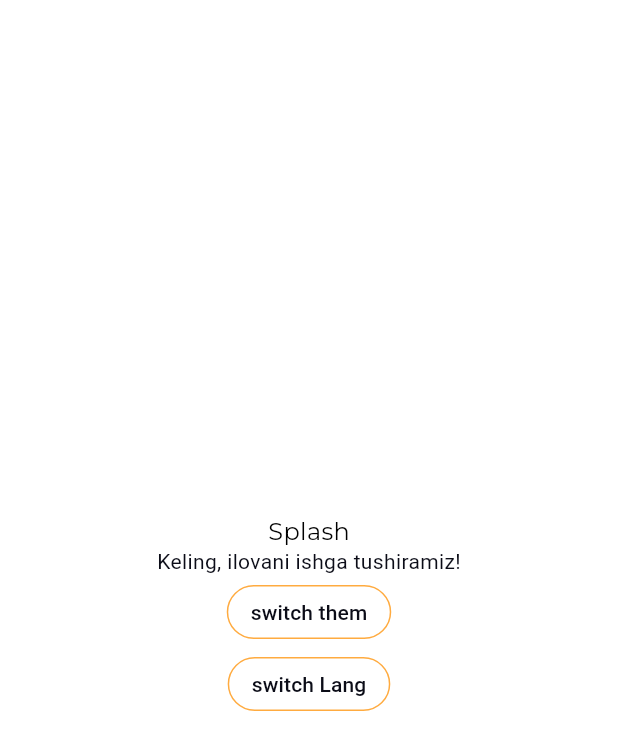
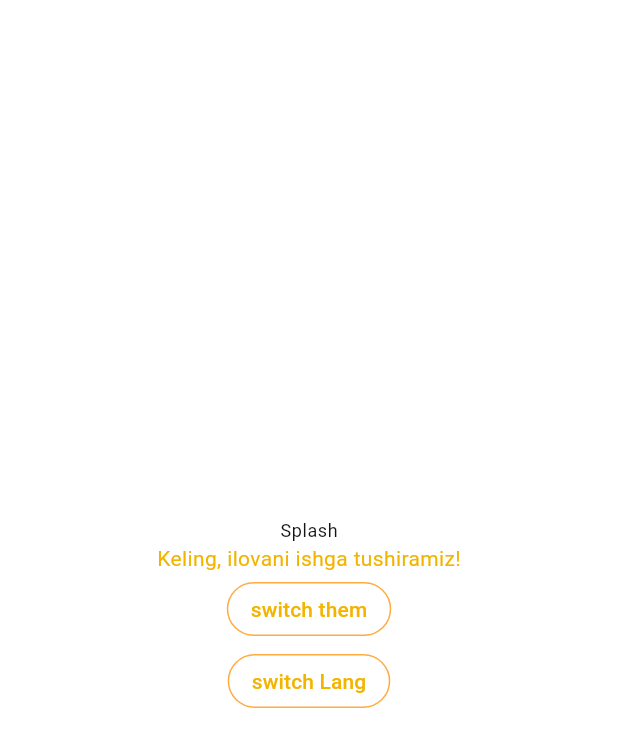
Before and after one commit to Zafarbek708k/movie_app, a Flutter app: the screen it shows after launch, on a phone screen of 412 x 824 dp. Shown: the top 750 px of the screen. Run offline on Flutter 3.47's test engine with Material 3 defaults, Android fonts, the phone set to English and light mode, and no system bars; drawn by our look-alikes of keyboard_dismisser; our stand-ins replace animated_toggle_switch, connectivity_plus, device_preview, dio, flutter_advanced_drawer, flutter_riverpod and 8 more; missing offline and left inert: a package; generated files the repository leaves out were written again.

Commit message:
2 - commit by Zafarbek   splash page example sifatida turibdi them qanday ishlatish va lang ni almashtirish funksiyasi bor u joyda user oldin kirgan bolsa home aks holda onboarding page ochadigan funksiya ham bor hozircha u kere emas

```diff
--- a/lib/src/core/style/app_colors.dart
+++ b/lib/src/core/style/app_colors.dart
@@ -19,4 +19,6 @@ final class AppColors {
   static const Color l767989 = Color(0xff767989); //textFild icon colors
   //profile page
   static const Color profil = Color(0xffff8c43);  //language icon colors
+  static const Color white = Color(0xffffffff);  //language icon colors
+  static const Color yellow = Color(0xfff3b400);  //language icon colors
 }
--- a/lib/src/core/widgets/custom_screen_util.dart
+++ b/lib/src/core/widgets/custom_screen_util.dart
@@ -2,6 +2,7 @@ import "package:device_preview/device_preview.dart";
 import "package:flutter/foundation.dart";
 import "package:flutter/material.dart";
 import "package:flutter_screenutil/flutter_screenutil.dart";
+import 'package:keyboard_dismisser/keyboard_dismisser.dart';
 
 class CustomScreenUtil extends StatelessWidget {
   const CustomScreenUtil({required this.child, required this.enabledPreview, super.key});
@@ -14,6 +15,8 @@ class CustomScreenUtil extends StatelessWidget {
         designSize: const Size(375, 812),
         minTextAdapt: true,
         splitScreenMode: true,
-        builder: (context, _) => DevicePreview(enabled: kDebugMode && enabledPreview, builder: (context) => child),
+        builder: (context, _) => KeyboardDismisser(
+            gestures: const [GestureType.onTap],
+            child: DevicePreview(enabled: kDebugMode && enabledPreview, builder: (context) => child)),
       );
 }
--- a/lib/src/feature/entry/view/pages/splash_page.dart
+++ b/lib/src/feature/entry/view/pages/splash_page.dart
@@ -20,11 +20,11 @@ class SplashPage extends StatefulWidget {
 class _SplashPageState extends State<SplashPage> {
   late final String? enterUser;
 
-  Future<bool?> isEnterUser()async{
-    enterUser = await  AppStorage.$read(key: StorageKey.enter);
-    if(enterUser != null){
+  Future<bool?> isEnterUser() async {
+    enterUser = await AppStorage.$read(key: StorageKey.enter);
+    if (enterUser != null) {
       return true;
-    }else{
+    } else {
       return false;
     }
   }
@@ -44,37 +44,37 @@ class _SplashPageState extends State<SplashPage> {
 
   @override
   Widget build(BuildContext context) {
-
     return Scaffold(
       body: Center(
         child: Column(
           mainAxisAlignment: MainAxisAlignment.center,
           children: [
-            const CustomTextWidget("Splash", textColor: Colors.black),
-             Text(
-               context.localized.welcome3description,
+            Text("Splash", style: context.textTheme.bodySmall),
+            Text(
+              context.localized.welcome3description,
               style: TextStyle(color: context.theme.primaryColor),
             ),
             MaterialButton(
               onPressed: () async {
-                themeController.switchTheme();  // Using the shared instance
+                themeController.switchTheme(); // Using the shared instance
               },
               shape: const StadiumBorder(side: BorderSide(color: Colors.orangeAccent)),
-              child:  Text(
+              child: Text(
                 "switch them",
                 style: TextStyle(color: context.theme.primaryColor),
               ),
             ),
             MaterialButton(
               onPressed: () async {
-               localController.changeLocal(LangCodes.en);
+                localController.changeLocal(LangCodes.en);
               },
               shape: const StadiumBorder(side: BorderSide(color: Colors.orangeAccent)),
-              child:  Text(
+              child: Text(
                 "switch Lang",
                 style: TextStyle(color: context.theme.primaryColor),
               ),
             ),
+
           ],
         ),
       ),
--- a/pubspec.yaml
+++ b/pubspec.yaml
@@ -51,6 +51,7 @@ dependencies:
   google_fonts: ^6.2.1
   flutter_advanced_drawer: ^1.3.6
   animated_toggle_switch: ^0.8.3
+  keyboard_dismisser: ^3.0.0
 
 
   # Navigation
```
Also changed, not shown: lib/src/core/style/color_schema.dart (+23 -22 lines), pubspec.lock.
